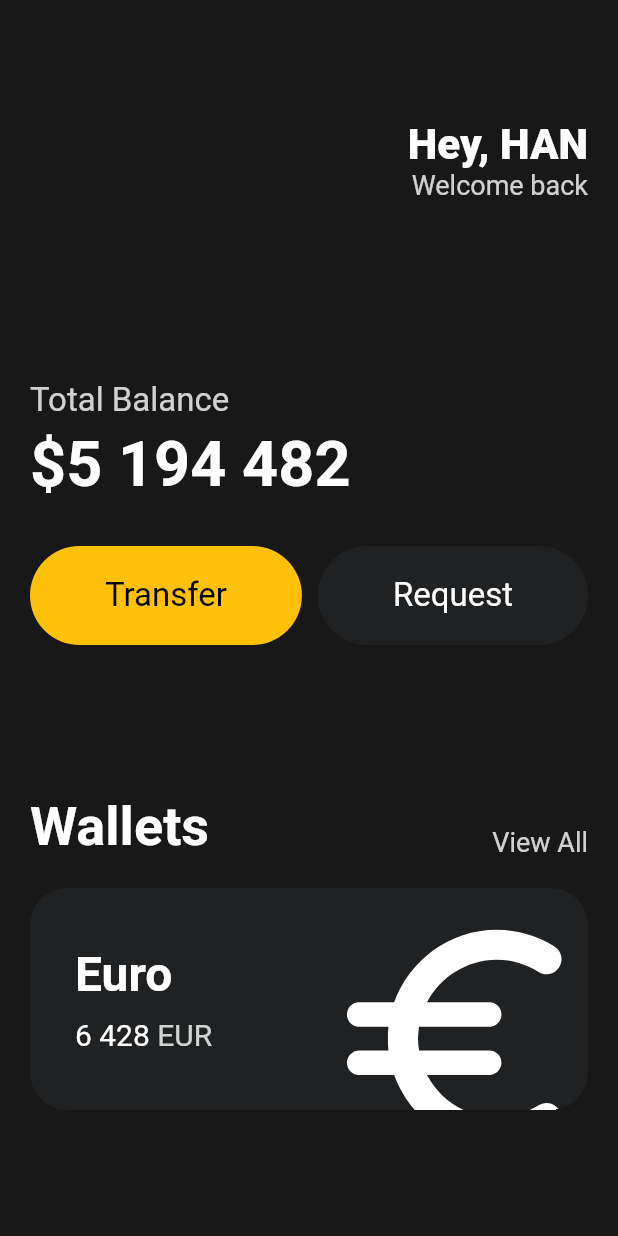
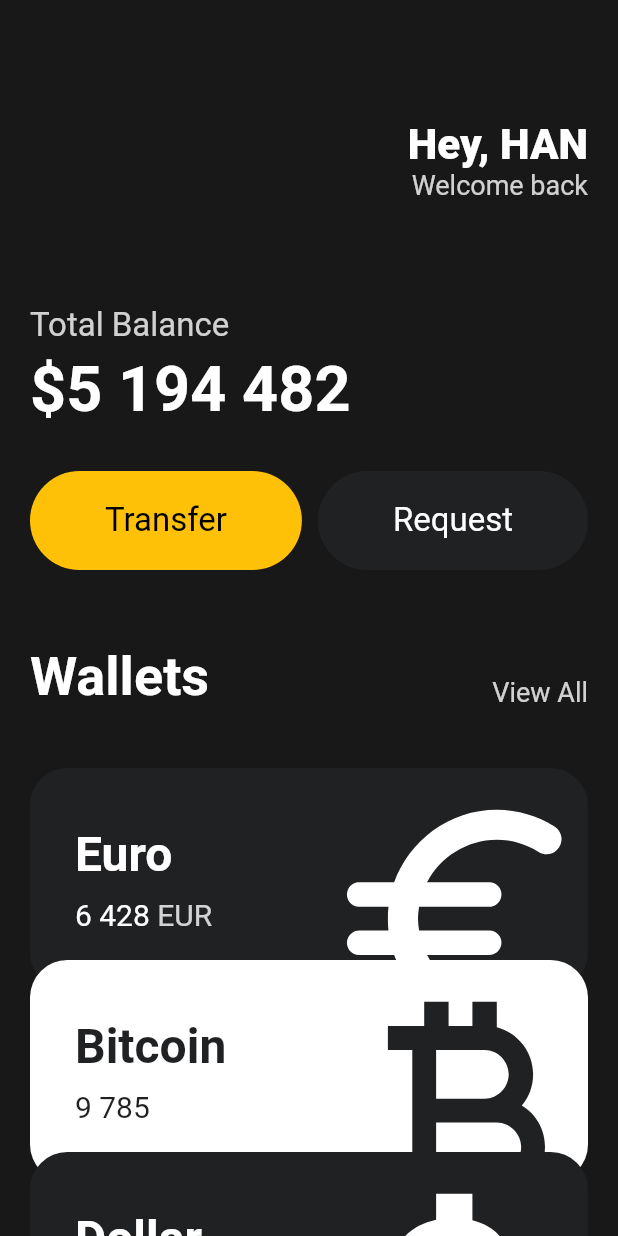
Before and after one commit to gksehfapd/toonflix, a Flutter app: the screen it shows after launch, on a phone screen of 412 x 824 dp. Run offline on Flutter 3.47's test engine with Material 2 defaults, Android fonts, the phone set to English and light mode, and no system bars.

Commit message:
feat: reusable Cards

```diff
--- a/lib/main.dart
+++ b/lib/main.dart
@@ -1,6 +1,7 @@
 import 'package:flutter/cupertino.dart';
 import 'package:flutter/material.dart';
 import 'package:toonflix/widgets/button.dart';
+import 'package:toonflix/widgets/currency_card.dart';
 
 class Player {
   String name;
@@ -20,7 +21,8 @@ class App extends StatelessWidget {
     return MaterialApp(
       home: Scaffold(
         backgroundColor: const Color(0xFF181818),
-        body: Padding(
+        body: SingleChildScrollView(
+          child: Padding(
             padding: const EdgeInsets.symmetric(
               horizontal: 20,
             ),
@@ -56,7 +58,7 @@ class App extends StatelessWidget {
                   ],
                 ),
                 const SizedBox(
-                height: 120,
+                  height: 70,
                 ),
                 Text(
                   'Total Balance',
@@ -93,7 +95,7 @@ class App extends StatelessWidget {
                   ],
                 ),
                 const SizedBox(
-                height: 100,
+                  height: 50,
                 ),
                 Row(
                   crossAxisAlignment: CrossAxisAlignment.end,
@@ -119,68 +121,32 @@ class App extends StatelessWidget {
                 const SizedBox(
                   height: 20,
                 ),
-              Container(
-                  clipBehavior: Clip.hardEdge,
-                  decoration: BoxDecoration(
-                      color: const Color(0xFF1F2123),
-                      borderRadius: BorderRadius.circular(25)),
-                  child: Padding(
-                    padding: const EdgeInsets.all(
-                      30,
+                const CurrencyCard(
+                  name: 'Euro',
+                  code: 'EUR',
+                  amount: '6 428',
+                  icon: Icons.euro_rounded,
+                  isInverted: false,
+                  order: 0,
                 ),
-                    child: Row(
-                      mainAxisAlignment: MainAxisAlignment.spaceBetween,
-                      children: [
-                        Column(
-                          crossAxisAlignment: CrossAxisAlignment.start,
-                          children: [
-                            const Text(
-                              'Euro',
-                              style: TextStyle(
-                                color: Colors.white,
-                                fontSize: 32,
-                                fontWeight: FontWeight.w600,
+                const CurrencyCard(
+                  name: 'Bitcoin',
+                  code: 'BTC',
+                  amount: '9 785',
+                  icon: Icons.currency_bitcoin,
+                  isInverted: true,
+                  order: 1,
                 ),
-                            ),
-                            const SizedBox(
-                              height: 10,
-                            ),
-                            Row(
-                              children: [
-                                const Text(
-                                  '6 428',
-                                  style: TextStyle(
-                                    color: Colors.white,
-                                    fontSize: 20,
-                                  ),
-                                ),
-                                const SizedBox(
-                                  width: 5,
-                                ),
-                                Text('EUR',
-                                    style: TextStyle(
-                                      color: Colors.white.withOpacity(0.8),
-                                      fontSize: 20,
-                                    )),
-                              ],
+                const CurrencyCard(
+                  name: 'Dollar',
+                  code: 'USD',
+                  amount: '8 987',
+                  icon: Icons.attach_money_outlined,
+                  isInverted: false,
+                  order: 2,
                 ),
               ],
             ),
-                        Transform.scale(
-                          scale: 2.2,
-                          child: Transform.translate(
-                            offset: const Offset(-5, 12),
-                            child: const Icon(
-                              Icons.euro_rounded,
-                              color: Colors.white,
-                              size: 88,
-                            ),
-                          ),
-                        )
-                      ],
-                    ),
-                  ))
-            ],
           ),
         ),
       ),
--- /dev/null
+++ b/lib/widgets/currency_card.dart
@@ -0,0 +1,87 @@
+import 'package:flutter/material.dart';
+
+class CurrencyCard extends StatelessWidget {
+  final String name, code, amount;
+  final IconData icon;
+  final bool isInverted;
+  final int order;
+  final _blackColor = const Color(0xFF1F2123);
+
+  const CurrencyCard({
+    super.key,
+    required this.name,
+    required this.code,
+    required this.amount,
+    required this.icon,
+    required this.isInverted,
+    required this.order,
+  });
+
+  @override
+  Widget build(BuildContext context) {
+    return Transform.translate(
+      offset: order == 1 ? const Offset(0, 0) : Offset(0, (order - 1) * -20),
+      child: Container(
+          clipBehavior: Clip.hardEdge,
+          decoration: BoxDecoration(
+              color: isInverted ? Colors.white : _blackColor,
+              borderRadius: BorderRadius.circular(25)),
+          child: Padding(
+            padding: const EdgeInsets.all(
+              30,
+            ),
+            child: Row(
+              mainAxisAlignment: MainAxisAlignment.spaceBetween,
+              children: [
+                Column(
+                  crossAxisAlignment: CrossAxisAlignment.start,
+                  children: [
+                    Text(
+                      name,
+                      style: TextStyle(
+                        color: isInverted ? _blackColor : Colors.white,
+                        fontSize: 32,
+                        fontWeight: FontWeight.w600,
+                      ),
+                    ),
+                    const SizedBox(
+                      height: 10,
+                    ),
+                    Row(
+                      children: [
+                        Text(
+                          amount,
+                          style: TextStyle(
+                            color: isInverted ? _blackColor : Colors.white,
+                            fontSize: 20,
+                          ),
+                        ),
+                        const SizedBox(
+                          width: 5,
+                        ),
+                        Text(code,
+                            style: TextStyle(
+                              color: Colors.white.withOpacity(0.8),
+                              fontSize: 20,
+                            )),
+                      ],
+                    ),
+                  ],
+                ),
+                Transform.scale(
+                  scale: 2.2,
+                  child: Transform.translate(
+                    offset: const Offset(-5, 12),
+                    child: Icon(
+                      icon,
+                      color: isInverted ? _blackColor : Colors.white,
+                      size: 88,
+                    ),
+                  ),
+                )
+              ],
+            ),
+          )),
+    );
+  }
+}
```
Lines whose indentation alone changed are shown as unchanged.
